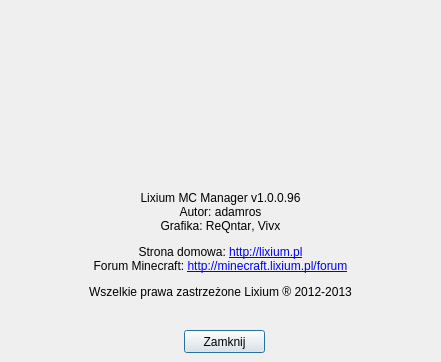
Qt form MineCraftManager/aboutdialog.ui (adamros/MineCraftManager) before a commit.
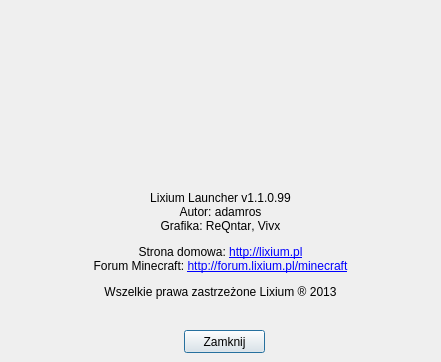
The same form after that commit. Icons and pictures are not drawn.

What changed in the file:
```diff
--- a/MineCraftManager/aboutdialog.ui
+++ b/MineCraftManager/aboutdialog.ui
@@ -53,7 +53,7 @@
 color: rgb(0,0,0);</string>
    </property>
    <property name="text">
-    <string>&lt;html&gt;&lt;head/&gt;&lt;body&gt;&lt;p align=&quot;center&quot;&gt;&lt;span style=&quot; font-size:9pt;&quot;&gt;Lixium MC Manager v1.0.0.96&lt;br/&gt;Autor: &lt;/span&gt;&lt;span style=&quot; font-size:9pt; color:#000000;&quot;&gt;adamros&lt;br/&gt;&lt;/span&gt;&lt;span style=&quot; font-size:9pt;&quot;&gt;Grafika: &lt;/span&gt;&lt;span style=&quot; font-size:9pt; color:#000000;&quot;&gt;ReQntar&lt;/span&gt;&lt;span style=&quot; font-size:9pt;&quot;&gt;, &lt;/span&gt;&lt;span style=&quot; font-size:9pt; color:#000000;&quot;&gt;Vivx&lt;/span&gt;&lt;/p&gt;&lt;p align=&quot;center&quot;&gt;&lt;span style=&quot; font-size:9pt;&quot;&gt;Strona domowa: &lt;/span&gt;&lt;a href=&quot;http://lixium.pl&quot;&gt;&lt;span style=&quot; font-size:9pt; text-decoration: underline; color:#0000ff;&quot;&gt;http://lixium.pl&lt;br/&gt;&lt;/span&gt;&lt;/a&gt;&lt;span style=&quot; font-size:9pt;&quot;&gt;Forum Minecraft: &lt;/span&gt;&lt;a href=&quot;http://minecraft.lixium.pl/forum&quot;&gt;&lt;span style=&quot; font-size:9pt; text-decoration: underline; color:#0000ff;&quot;&gt;http://minecraft.lixium.pl/forum&lt;/span&gt;&lt;/a&gt;&lt;/p&gt;&lt;p align=&quot;center&quot;&gt;&lt;span style=&quot; font-size:9pt; color:#000000;&quot;&gt;Wszelkie prawa zastrzeżone Lixium ® 2012-2013&lt;/span&gt;&lt;/p&gt;&lt;/body&gt;&lt;/html&gt;</string>
+    <string>&lt;html&gt;&lt;head/&gt;&lt;body&gt;&lt;p align=&quot;center&quot;&gt;&lt;span style=&quot; font-size:9pt;&quot;&gt;Lixium Launcher v1.1.0.99&lt;br/&gt;Autor: &lt;/span&gt;&lt;span style=&quot; font-size:9pt; color:#000000;&quot;&gt;adamros&lt;br/&gt;&lt;/span&gt;&lt;span style=&quot; font-size:9pt;&quot;&gt;Grafika: &lt;/span&gt;&lt;span style=&quot; font-size:9pt; color:#000000;&quot;&gt;ReQntar&lt;/span&gt;&lt;span style=&quot; font-size:9pt;&quot;&gt;, &lt;/span&gt;&lt;span style=&quot; font-size:9pt; color:#000000;&quot;&gt;Vivx&lt;/span&gt;&lt;/p&gt;&lt;p align=&quot;center&quot;&gt;&lt;span style=&quot; font-size:9pt;&quot;&gt;Strona domowa: &lt;/span&gt;&lt;a href=&quot;http://lixium.pl&quot;&gt;&lt;span style=&quot; font-size:9pt; text-decoration: underline; color:#0000ff;&quot;&gt;http://lixium.pl&lt;br/&gt;&lt;/span&gt;&lt;/a&gt;&lt;span style=&quot; font-size:9pt;&quot;&gt;Forum Minecraft: &lt;/span&gt;&lt;a href=&quot;http://minecraft.lixium.pl/forum&quot;&gt;&lt;span style=&quot; font-size:9pt; text-decoration: underline; color:#0000ff;&quot;&gt;http://forum.lixium.pl/minecraft&lt;/span&gt;&lt;/a&gt;&lt;/p&gt;&lt;p align=&quot;center&quot;&gt;&lt;span style=&quot; font-size:9pt; color:#000000;&quot;&gt;Wszelkie prawa zastrzeżone Lixium ® 2013&lt;/span&gt;&lt;/p&gt;&lt;/body&gt;&lt;/html&gt;</string>
    </property>
   </widget>
  </widget>
```
